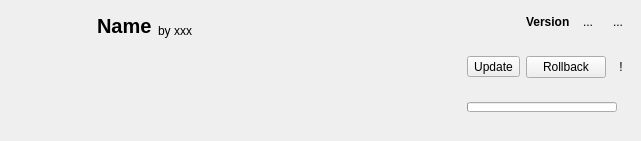
This is src/ui/localmoditemwidget.ui in kaniol-lck/modmanager as Qt 5 draws it before an edit. The edited form follows.
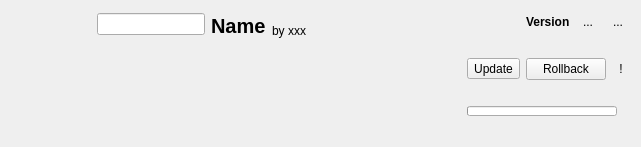
This is the edited form. Icons and pictures are not drawn.

```diff
--- a/src/ui/localmoditemwidget.ui
+++ b/src/ui/localmoditemwidget.ui
@@ -7,7 +7,7 @@
     <x>0</x>
     <y>0</y>
     <width>641</width>
-    <height>141</height>
+    <height>147</height>
    </rect>
   </property>
   <property name="windowTitle">
@@ -16,6 +16,9 @@
   <layout class="QGridLayout" name="gridLayout">
    <item row="0" column="1" rowspan="2">
     <layout class="QHBoxLayout" name="horizontalLayout_3">
+     <item>
+      <widget class="QLineEdit" name="aliasText"/>
+     </item>
      <item>
       <widget class="QLabel" name="modName">
        <property name="sizePolicy">
```
